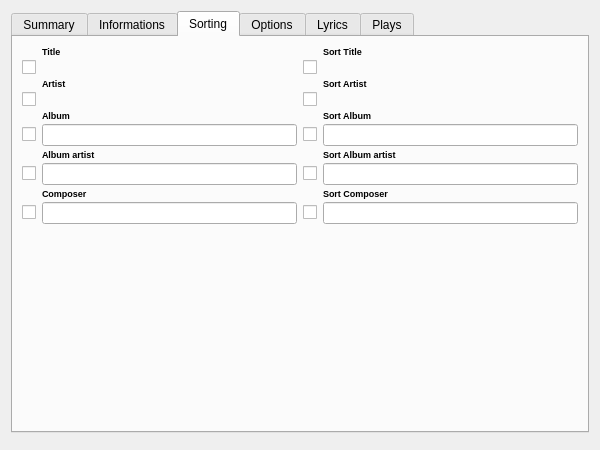
Before: the Qt Designer form Form/DialogEditSongs.ui in isuhao/TMediaPlayer, drawn with Qt 5.
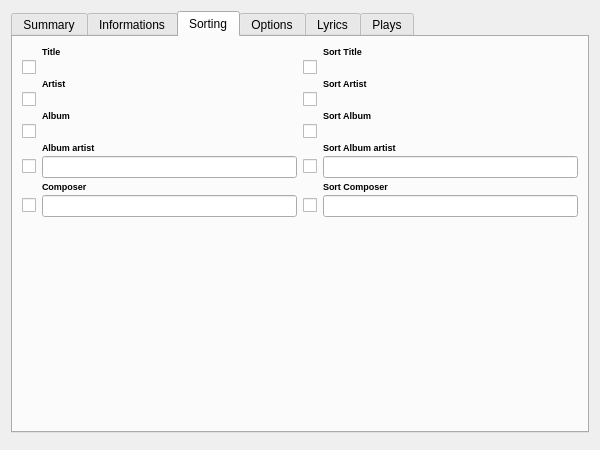
After: the same form once the commit is applied. The open tabs and pages were chosen to show the change.

Commit message: Edit Songs : champs Album et Album pour le tri

```diff
--- a/Form/DialogEditSongs.ui
+++ b/Form/DialogEditSongs.ui
@@ -764,18 +764,12 @@
        <item row="7" column="3">
         <widget class="QLineEdit" name="editAlbumArtistSort"/>
        </item>
-       <item row="5" column="3">
-        <widget class="QLineEdit" name="editAlbumSort"/>
-       </item>
        <item row="7" column="1">
         <widget class="QLineEdit" name="editAlbumArtist_2"/>
        </item>
        <item row="9" column="3">
         <widget class="QLineEdit" name="editComposerSort"/>
        </item>
-       <item row="5" column="1">
-        <widget class="QLineEdit" name="editAlbum_2"/>
-       </item>
        <item row="9" column="1">
         <widget class="QLineEdit" name="editComposer_2"/>
        </item>
```
Left out of the diff: 15 changed lines with no effect on the pictures. The commit also changes 2 other files.
